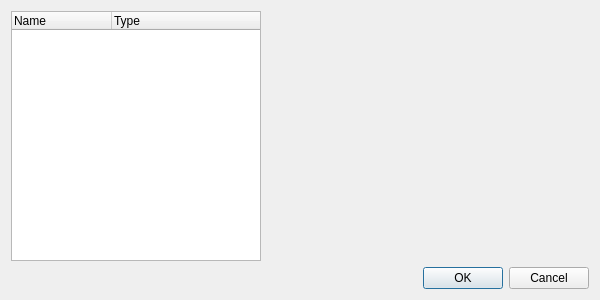
First picture: the form in src/ui/qt/ConfigureDialog.ui, repository wisk/medusa, before the edit.
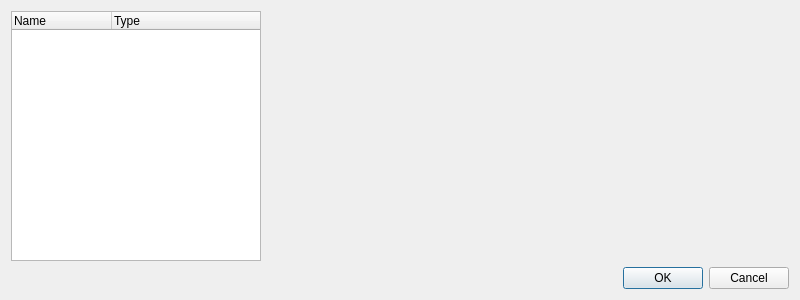
Second picture: the form after the edit.

Diff of the .ui file:
```diff
--- a/src/ui/qt/ConfigureDialog.ui
+++ b/src/ui/qt/ConfigureDialog.ui
@@ -6,7 +6,7 @@
    <rect>
     <x>0</x>
     <y>0</y>
-    <width>600</width>
+    <width>800</width>
     <height>300</height>
    </rect>
   </property>
```
Left out of the diff: 6 changed lines with no effect on the pictures.
